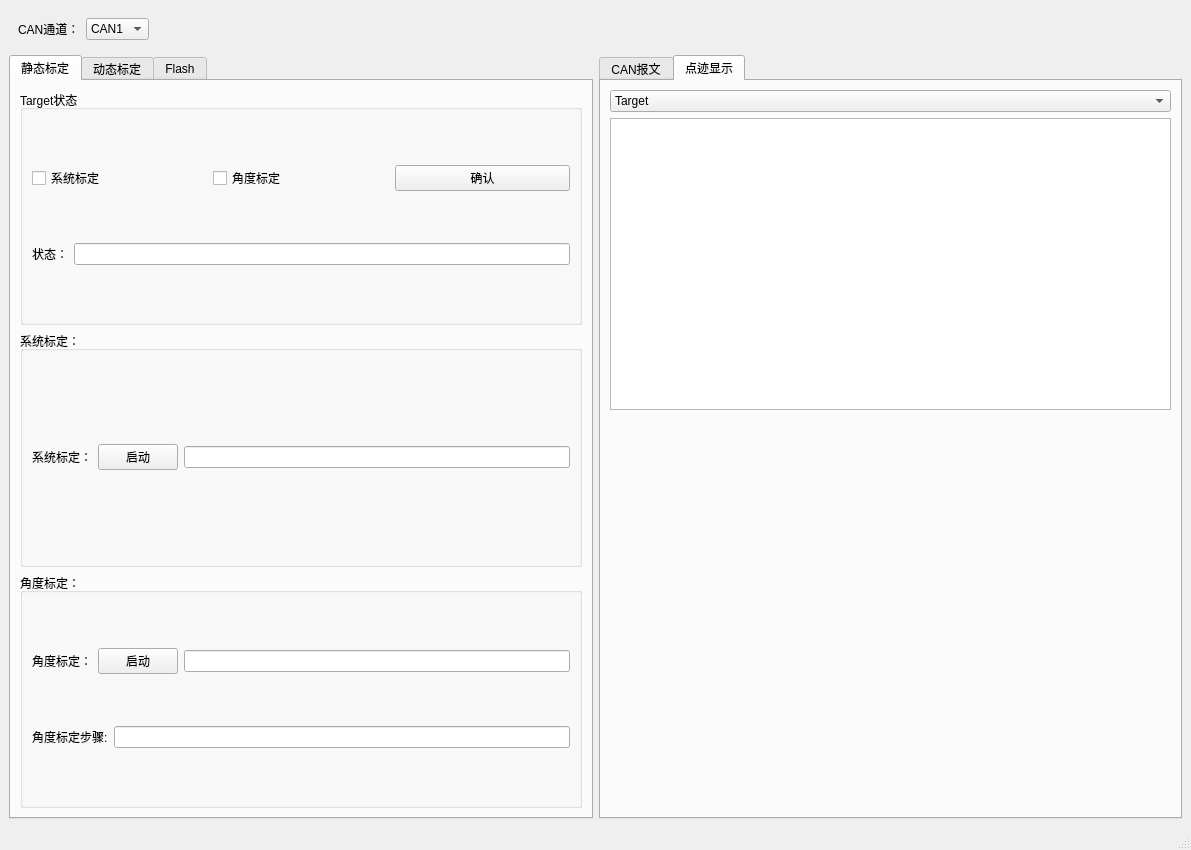
The window that calibrationWindow.ui (tzhuhua/EOL_Dev) describes before a commit, drawn with Qt 5.
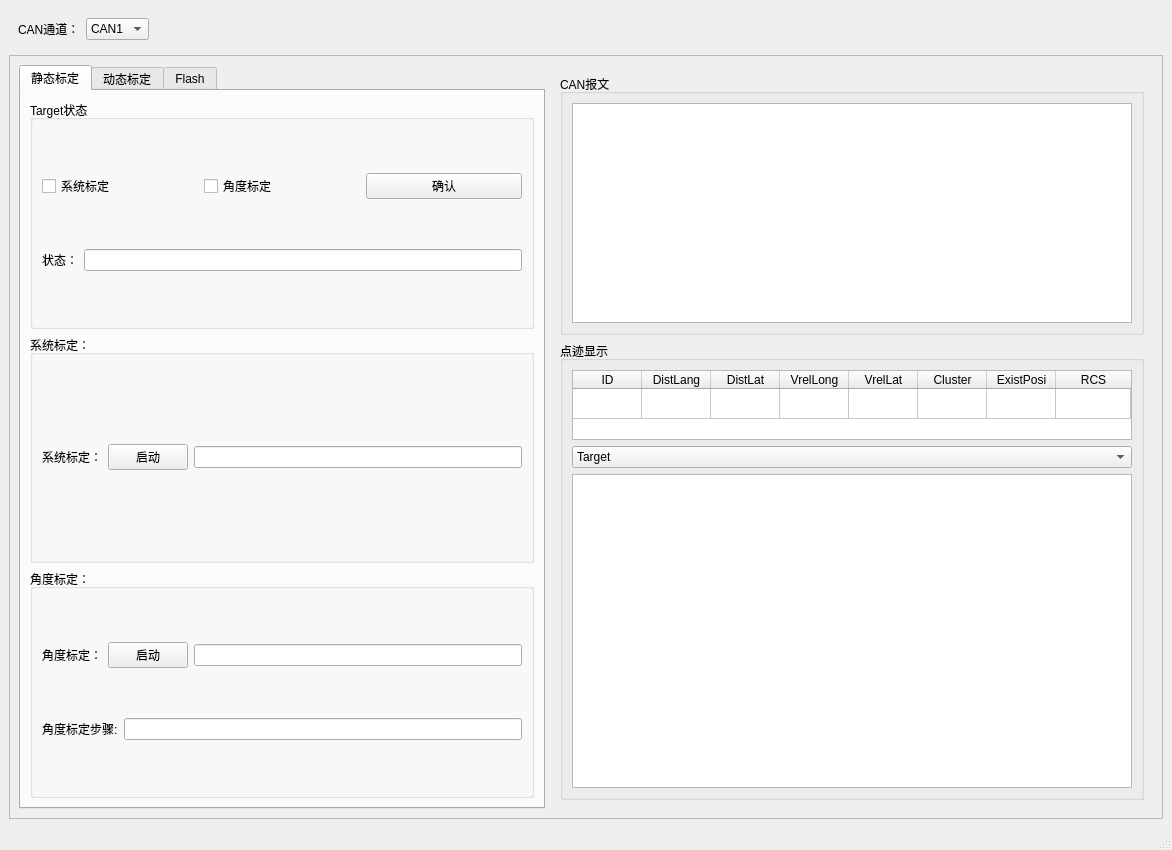
The same window after the commit.

What changed in the file:
```diff
--- a/calibrationWindow.ui
+++ b/calibrationWindow.ui
@@ -6,7 +6,7 @@
    <rect>
     <x>0</x>
     <y>0</y>
-    <width>1191</width>
+    <width>1172</width>
     <height>850</height>
    </rect>
   </property>
@@ -21,7 +21,7 @@
   </property>
   <widget class="QWidget" name="centralwidget">
    <layout class="QGridLayout" name="gridLayout_11">
-    <item row="0" column="0" colspan="2">
+    <item row="0" column="0">
      <widget class="QWidget" name="widget_2" native="true">
       <layout class="QGridLayout" name="gridLayout_2">
        <item row="0" column="0">
@@ -66,6 +66,15 @@
      </widget>
     </item>
     <item row="1" column="0">
+     <widget class="QFrame" name="frame">
+      <property name="frameShape">
+       <enum>QFrame::StyledPanel</enum>
+      </property>
+      <property name="frameShadow">
+       <enum>QFrame::Raised</enum>
+      </property>
+      <layout class="QHBoxLayout" name="horizontalLayout_8" stretch="7,8">
+       <item>
      <widget class="QTabWidget" name="tabWidget">
       <property name="currentIndex">
        <number>0</number>
@@ -556,20 +565,16 @@
       </widget>
      </widget>
     </item>
-    <item row="1" column="1">
-     <widget class="QTabWidget" name="tabWidget_2">
-      <property name="enabled">
-       <bool>true</bool>
-      </property>
-      <property name="currentIndex">
-       <number>1</number>
-      </property>
-      <widget class="QWidget" name="tab_4">
-       <attribute name="title">
+       <item>
+        <widget class="QWidget" name="widget" native="true">
+         <layout class="QGridLayout" name="gridLayout_13">
+          <item row="0" column="0">
+           <widget class="QGroupBox" name="groupBox_4">
+            <property name="title">
         <string>CAN报文</string>
-       </attribute>
-       <layout class="QGridLayout" name="gridLayout_7">
-        <item row="0" column="1">
+            </property>
+            <layout class="QGridLayout" name="gridLayout_12">
+             <item row="0" column="0">
          <widget class="QTextBrowser" name="textBrowser_cantext">
           <property name="autoFormatting">
            <set>QTextEdit::AutoNone</set>
@@ -578,31 +583,14 @@
         </item>
        </layout>
       </widget>
-      <widget class="QWidget" name="tab_5">
-       <attribute name="title">
+          </item>
+          <item row="1" column="0">
+           <widget class="QGroupBox" name="groupBox_6">
+            <property name="title">
         <string>点迹显示</string>
-       </attribute>
-       <layout class="QGridLayout" name="gridLayout_12">
+            </property>
+            <layout class="QGridLayout" name="gridLayout_7" rowstretch="1,1,9,0" rowminimumheight="0,0,0,0">
         <item row="1" column="0">
-         <widget class="QGraphicsView" name="graphicsView"/>
-        </item>
-        <item row="2" column="0">
-         <spacer name="verticalSpacer_5">
-          <property name="orientation">
-           <enum>Qt::Vertical</enum>
-          </property>
-          <property name="sizeType">
-           <enum>QSizePolicy::Fixed</enum>
-          </property>
-          <property name="sizeHint" stdset="0">
-           <size>
-            <width>20</width>
-            <height>398</height>
-           </size>
-          </property>
-         </spacer>
-        </item>
-        <item row="0" column="0">
          <widget class="QComboBox" name="comboBox_tatr">
           <item>
            <property name="text">
@@ -616,8 +604,97 @@
           </item>
          </widget>
         </item>
-       </layout>
-      </widget>
+             <item row="2" column="0" rowspan="2">
+              <widget class="QGraphicsView" name="graphicsView"/>
+             </item>
+             <item row="0" column="0">
+              <widget class="QTableWidget" name="tableWidget">
+               <property name="sizePolicy">
+                <sizepolicy hsizetype="Preferred" vsizetype="Preferred">
+                 <horstretch>0</horstretch>
+                 <verstretch>0</verstretch>
+                </sizepolicy>
+               </property>
+               <property name="autoScrollMargin">
+                <number>16</number>
+               </property>
+               <property name="showGrid">
+                <bool>true</bool>
+               </property>
+               <property name="wordWrap">
+                <bool>true</bool>
+               </property>
+               <property name="cornerButtonEnabled">
+                <bool>true</bool>
+               </property>
+               <property name="rowCount">
+                <number>1</number>
+               </property>
+               <attribute name="horizontalHeaderCascadingSectionResizes">
+                <bool>false</bool>
+               </attribute>
+               <attribute name="horizontalHeaderDefaultSectionSize">
+                <number>69</number>
+               </attribute>
+               <attribute name="horizontalHeaderShowSortIndicator" stdset="0">
+                <bool>false</bool>
+               </attribute>
+               <attribute name="horizontalHeaderStretchLastSection">
+                <bool>true</bool>
+               </attribute>
+               <attribute name="verticalHeaderVisible">
+                <bool>false</bool>
+               </attribute>
+               <row/>
+               <column>
+                <property name="text">
+                 <string>ID</string>
+                </property>
+               </column>
+               <column>
+                <property name="text">
+                 <string>DistLang</string>
+                </property>
+               </column>
+               <column>
+                <property name="text">
+                 <string>DistLat</string>
+                </property>
+               </column>
+               <column>
+                <property name="text">
+                 <string>VrelLong</string>
+                </property>
+               </column>
+               <column>
+                <property name="text">
+                 <string>VrelLat</string>
+                </property>
+               </column>
+               <column>
+                <property name="text">
+                 <string>Cluster</string>
+                </property>
+               </column>
+               <column>
+                <property name="text">
+                 <string>ExistPosi</string>
+                </property>
+               </column>
+               <column>
+                <property name="text">
+                 <string>RCS</string>
+                </property>
+               </column>
+              </widget>
+             </item>
+            </layout>
+           </widget>
+          </item>
+         </layout>
+        </widget>
+       </item>
+      </layout>
      </widget>
     </item>
    </layout>
```
Left out of the diff: 2 changed lines with no effect on the pictures. Lines whose indentation alone changed are shown as unchanged.
